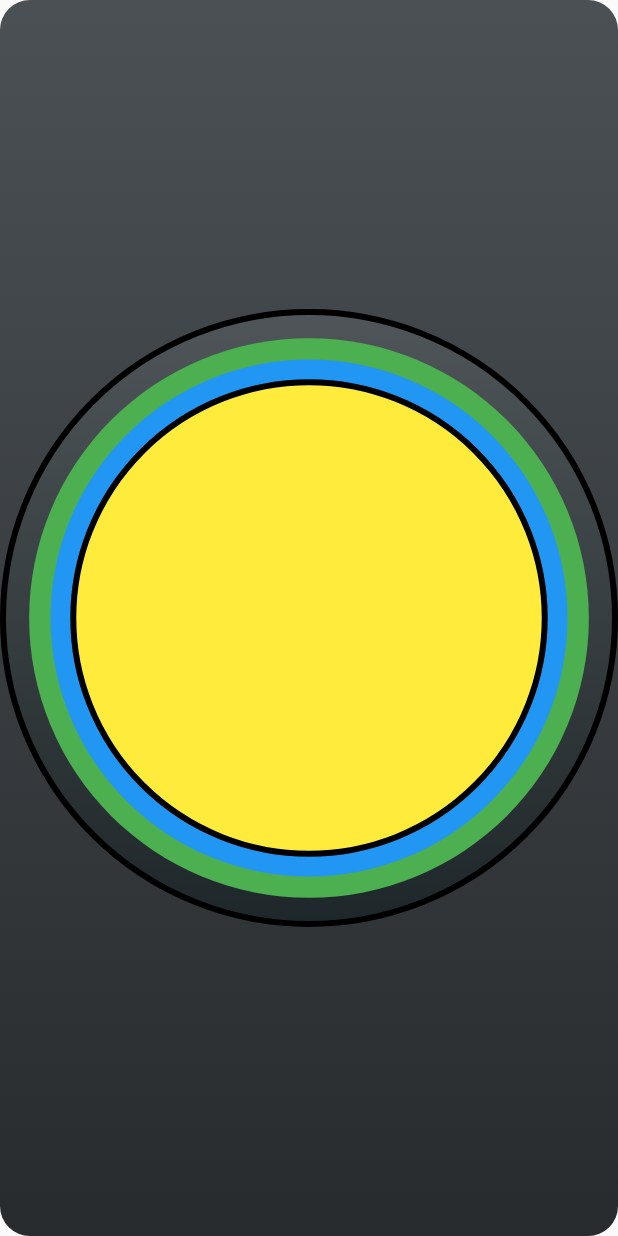
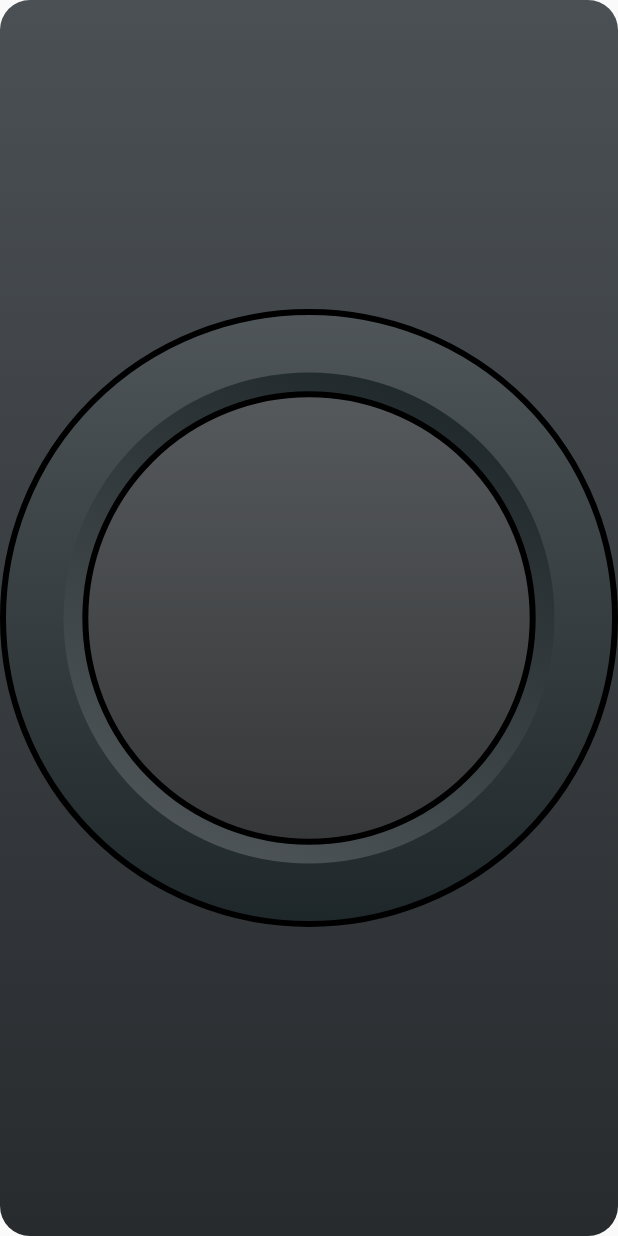
Before and after one commit to tauamendonca/Flutterando-NintendoSwitch, a Flutter app: the screen it shows after launch, on a phone screen of 412 x 824 dp. Run offline on Flutter 3.47's test engine with Material 2 defaults, Android fonts, the phone set to English and light mode, and no system bars.

Commit message:
Analog button complete
Some minor changes may be made later, depending on how the FractionallySizedBox responds to responsivity

```diff
--- a/lib/components/ninSwitch/buttons/analogJoypad/analog_joypad.dart
+++ b/lib/components/ninSwitch/buttons/analogJoypad/analog_joypad.dart
@@ -26,25 +26,24 @@ class _AnalogJoypadState extends State<AnalogJoypad> {
             ),
           ),
           child: FractionallySizedBox(
-              widthFactor: 0.9236,
-              heightFactor: 0.9236,
+            widthFactor: 0.81,
+            heightFactor: 0.81,
             child: Container(
               decoration: const BoxDecoration(
-                      color: Colors.green, shape: BoxShape.circle),
-                  child: FractionallySizedBox(
-                    widthFactor: 0.9236,
-                    heightFactor: 0.9236,
-                    child: Container(
-                      decoration: const BoxDecoration(
-                        color: Colors.blue,
-                        shape: BoxShape.circle,
-                      ),
+                  gradient: LinearGradient(
+                      begin: Alignment.bottomLeft,
+                      end: Alignment.topRight,
+                      colors: [Color(0xff686D70), Color(0xff050F11)]),
+                  shape: BoxShape.circle),
               child: FractionallySizedBox(
                 widthFactor: 0.9236,
                 heightFactor: 0.9236,
                 child: Container(
                   decoration: BoxDecoration(
-                            color: Colors.yellow,
+                    gradient: const LinearGradient(
+                        begin: Alignment.topCenter,
+                        end: Alignment.bottomCenter,
+                        colors: [Color(0xff676A6F), Color(0xff242625)]),
                     shape: BoxShape.circle,
                     border: Border.all(
                       color: Colors.black,
@@ -54,7 +53,7 @@ class _AnalogJoypadState extends State<AnalogJoypad> {
                 ),
               ),
             ),
-                  ))));
+          ));
     });
   }
 }
```
Lines whose indentation alone changed are shown as unchanged.
